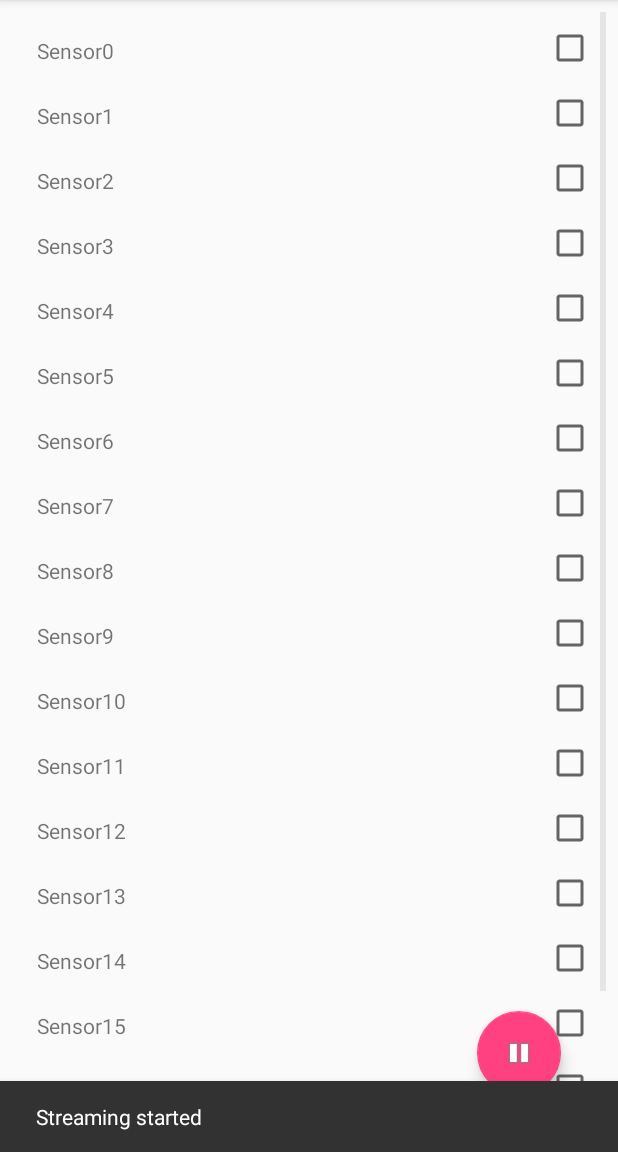
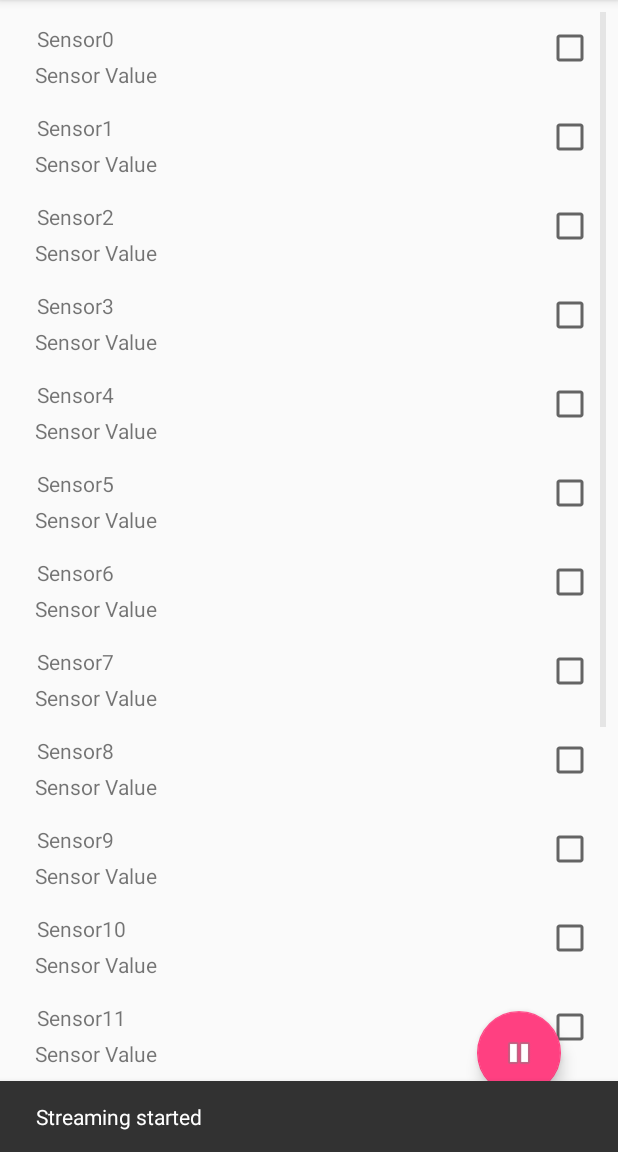
Before and after one commit to strdr4605/AndroidSensors, an Android app: the screen it shows after launch (MainActivity), after a tap on an icon or button, on a phone screen of 412 x 824 dp, the part 84-1236 px from its top. Run offline under Robolectric (Android 15) with nearby library versions, the phone set to English and light mode, and no system bars.

Commit message:
Add TextView for Sensor value on Mobile

```diff
--- a/mobile/src/main/res/layout/sensor_item_layout.xml
+++ b/mobile/src/main/res/layout/sensor_item_layout.xml
@@ -1,6 +1,7 @@
 <?xml version="1.0" encoding="utf-8"?>
 <android.support.constraint.ConstraintLayout xmlns:android="http://schemas.android.com/apk/res/android"
     xmlns:app="http://schemas.android.com/apk/res-auto"
+    xmlns:tools="http://schemas.android.com/tools"
     android:layout_width="match_parent"
     android:layout_height="wrap_content">
 
@@ -10,8 +11,24 @@
         android:layout_height="wrap_content"
         android:layout_marginBottom="8dp"
         android:layout_marginEnd="8dp"
-        android:layout_marginTop="16dp"
-        android:text="TextView"
+        android:layout_marginTop="8dp"
+        android:text="Sensor Name"
+        app:layout_constraintBottom_toBottomOf="parent"
+        app:layout_constraintEnd_toStartOf="@+id/sensor_check_box"
+        app:layout_constraintHorizontal_bias="0.057"
+        app:layout_constraintLeft_toLeftOf="parent"
+        app:layout_constraintStart_toStartOf="parent"
+        app:layout_constraintTop_toTopOf="parent"
+        app:layout_constraintVertical_bias="0.0" />
+
+    <TextView
+        android:id="@+id/sensor_value"
+        android:layout_width="wrap_content"
+        android:layout_height="wrap_content"
+        android:layout_marginBottom="8dp"
+        android:layout_marginEnd="8dp"
+        android:layout_marginTop="32dp"
+        android:text="Sensor Value"
         app:layout_constraintBottom_toBottomOf="parent"
         app:layout_constraintEnd_toStartOf="@+id/sensor_check_box"
         app:layout_constraintHorizontal_bias="0.057"
@@ -28,4 +45,6 @@
         android:layout_marginTop="8dp"
         app:layout_constraintEnd_toEndOf="parent"
         app:layout_constraintTop_toTopOf="parent" />
+
+
 </android.support.constraint.ConstraintLayout>
```
